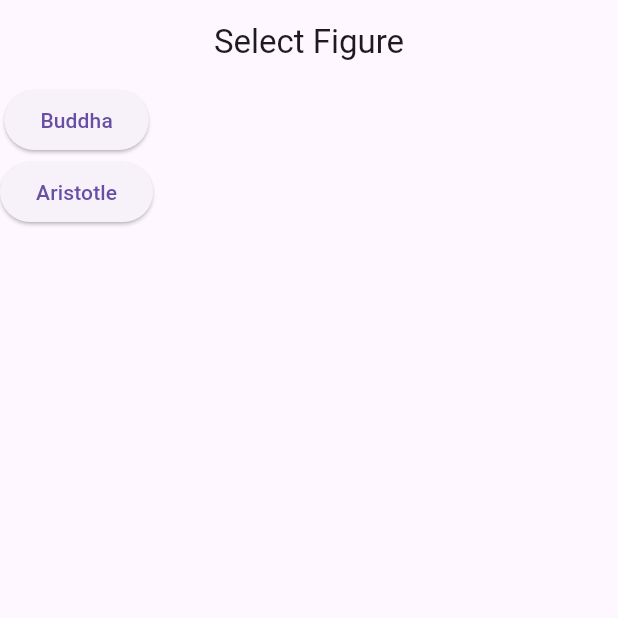
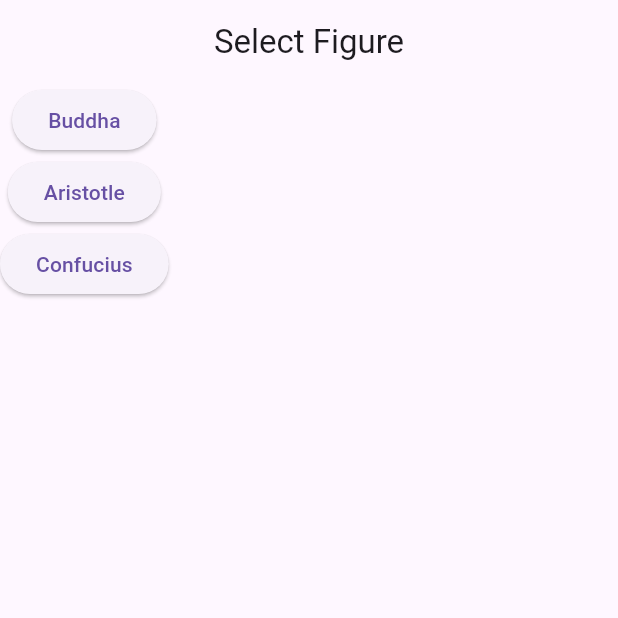
Before and after one commit to Nishchay1/openai-chatbot, a Flutter app: the screen it shows after launch, on a phone screen of 412 x 824 dp, the top half of it. Run offline on Flutter 3.47's test engine with Material 3 defaults, Android fonts, the phone set to English and light mode, and no system bars.

Commit message:
Add confucius character.

```diff
--- a/lib/main.dart
+++ b/lib/main.dart
@@ -1,5 +1,6 @@
 import 'package:chatbot/screens/aristotle_screen.dart';
 import 'package:chatbot/screens/buddha_screen.dart';
+import 'package:chatbot/screens/confucius_screen.dart';
 import 'package:flutter/material.dart';
 
 import 'screens/home_screen.dart';
@@ -24,6 +25,7 @@ class MyApp extends StatelessWidget {
         '/buddha_screen': (context) => const BuddhaScreen(),
         '/home_screen': (context) => const HomeScreen(),
         '/aristotle_screen': (context) => const AristotleScreen(),
+        '/confucius_screen': (context) => const ConfuciusScreen(),
       },
     );
   }
--- a/lib/screens/home_screen.dart
+++ b/lib/screens/home_screen.dart
@@ -24,6 +24,9 @@ class _HomeScreenState extends State<HomeScreen> {
             ElevatedButton(onPressed: (){
               Navigator.pushNamed(context, '/aristotle_screen');
             }, child: Text("Aristotle")),
+            ElevatedButton(onPressed: (){
+              Navigator.pushNamed(context, '/confucius_screen');
+            }, child: Text("Confucius")),
           ],
         )
     );
--- a/pubspec.yaml
+++ b/pubspec.yaml
@@ -62,6 +62,7 @@ flutter:
   assets:
     - assets/images/buddha.png
     - assets/images/aristotle.png
+    - assets/images/confucius.png
 
   # An image asset can refer to one or more resolution-specific "variants", see
   # https://flutter.dev/to/resolution-aware-images
```
Also changed, not shown: lib/screens/confucius_screen.dart (added, +16 -0 lines), assets/images/confucius.png (added).
